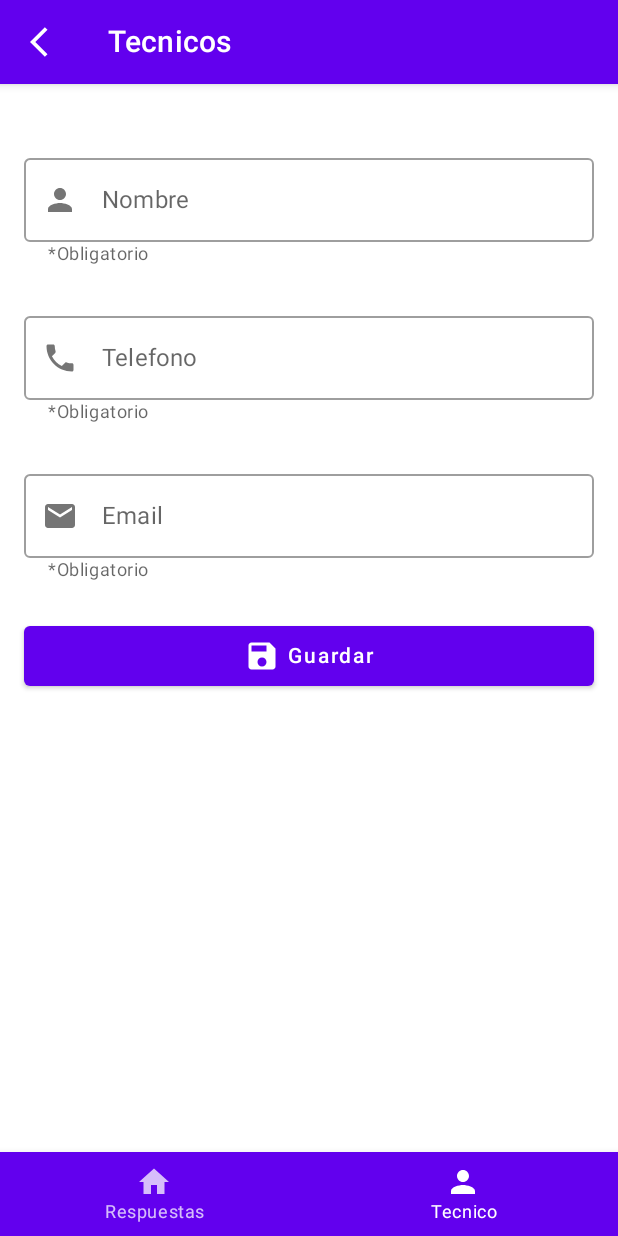
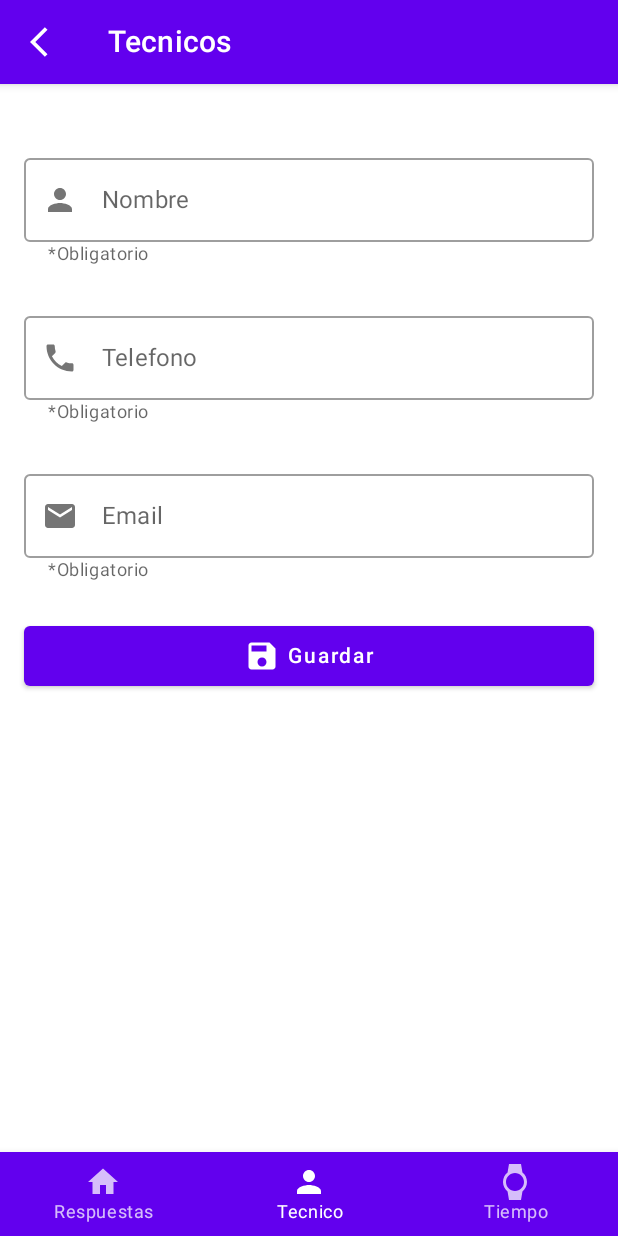
Before and after one commit to Alvaro-Starling-Hernandez/TicketsApp, an Android app built with Jetpack Compose: the screen it shows after launch (MainActivity), item 2 of the bottom bar chosen, on a phone screen of 412 x 824 dp. Run offline under Robolectric (Android 15) with nearby library versions, the phone set to English and light mode, and no system bars; our stand-ins replace Dagger/Hilt's generated code, Room's generated code.

Commit message:
Se agrego otro item a la bottomNavigation

```diff
--- a/app/src/main/java/com/aliens/ticketsapp/ui/navigation/BottomNavigationBar.kt
+++ b/app/src/main/java/com/aliens/ticketsapp/ui/navigation/BottomNavigationBar.kt
@@ -9,6 +9,7 @@ import androidx.compose.material.icons.Icons
 import androidx.compose.material.icons.filled.Home
 import androidx.compose.material.icons.filled.Person
 import androidx.compose.material.icons.filled.Settings
+import androidx.compose.material.icons.filled.Watch
 import androidx.compose.runtime.Composable
 import androidx.compose.runtime.getValue
 import androidx.compose.ui.graphics.vector.ImageVector
@@ -29,6 +30,12 @@ sealed class BottomNavItem(
         icon = Icons.Default.Home
     )
 
+    object Soluciones : BottomNavItem(
+        route = Screen.ConsultaTiempo.route,
+        titleResId = R.string.Tiempo,
+        icon = Icons.Default.Watch
+    )
+
     object Tecnico : BottomNavItem(
         route = Screen.RegistroTecnico.route,
         titleResId = R.string.Tecnico,
@@ -42,7 +49,8 @@ fun BottomNavigationBar(
 ) {
     val items = listOf(
         BottomNavItem.Home,
-        BottomNavItem.Tecnico
+        BottomNavItem.Tecnico,
+        BottomNavItem.Soluciones
     )
 
     BottomNavigation {
--- a/app/src/main/java/com/aliens/ticketsapp/ui/navigation/NavigationSetup.kt
+++ b/app/src/main/java/com/aliens/ticketsapp/ui/navigation/NavigationSetup.kt
@@ -19,6 +19,9 @@ fun NavigationSetup(navController: NavHostController) {
         composable(BottomNavItem.Home.route) {
             ConsultaRespuestaScreen(navController)
         }
+        composable(BottomNavItem.Soluciones.route) {
+            ConsultaTiempoScreen(navController)
+        }
         composable(BottomNavItem.Tecnico.route) {
             TecnicoScreen(navController)
         }
```
